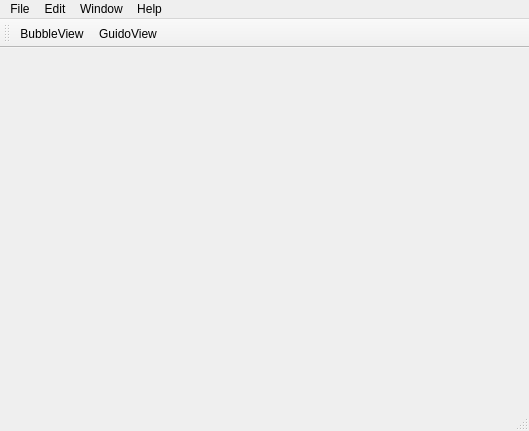
Qt form gui/mainwindow.ui (Meisterschueler/meisterschueler-qt) before a commit.
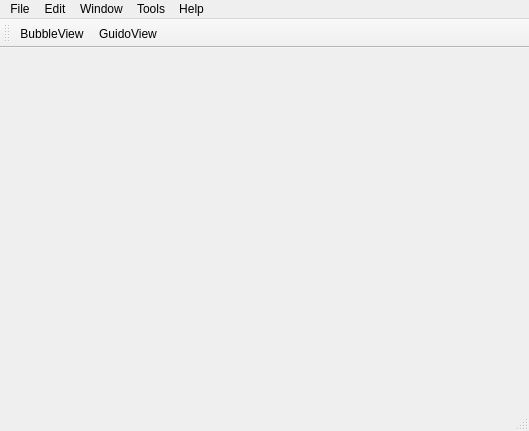
The same form after that commit.

Diff of the .ui file:
```diff
--- a/gui/mainwindow.ui
+++ b/gui/mainwindow.ui
@@ -51,9 +51,16 @@
     </property>
     <addaction name="actionSettings"/>
    </widget>
+   <widget class="QMenu" name="menuTools">
+    <property name="title">
+     <string>Tools</string>
+    </property>
+    <addaction name="actionEchoes"/>
+   </widget>
    <addaction name="menuFile"/>
    <addaction name="menuEdit"/>
    <addaction name="menuWindow"/>
+   <addaction name="menuTools"/>
    <addaction name="menuHelp"/>
   </widget>
   <widget class="QToolBar" name="mainToolBar">
```
Left out of the diff: 8 changed lines with no effect on the pictures.
